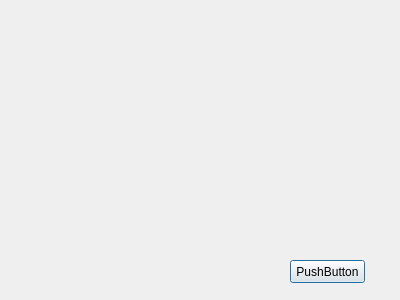
Above: addcomputerdialog.ui from gudmundurb/H22 before the change. Below: the same form after it.
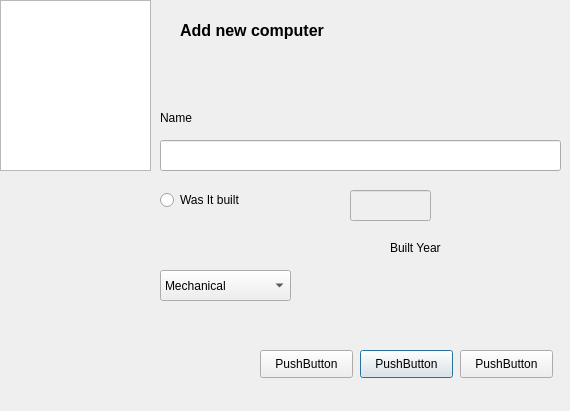
That is the form after the change.

Patch:
```diff
--- a/addcomputerdialog.ui
+++ b/addcomputerdialog.ui
@@ -6,26 +6,172 @@
    <rect>
     <x>0</x>
     <y>0</y>
-    <width>400</width>
-    <height>300</height>
+    <width>570</width>
+    <height>411</height>
    </rect>
   </property>
   <property name="windowTitle">
    <string>Dialog</string>
   </property>
+  <widget class="QLineEdit" name="lineEdit">
+   <property name="geometry">
+    <rect>
+     <x>160</x>
+     <y>140</y>
+     <width>401</width>
+     <height>31</height>
+    </rect>
+   </property>
+  </widget>
+  <widget class="QLabel" name="label">
+   <property name="geometry">
+    <rect>
+     <x>160</x>
+     <y>110</y>
+     <width>53</width>
+     <height>16</height>
+    </rect>
+   </property>
+   <property name="text">
+    <string>Name</string>
+   </property>
+  </widget>
+  <widget class="QLabel" name="label_2">
+   <property name="geometry">
+    <rect>
+     <x>390</x>
+     <y>240</y>
+     <width>53</width>
+     <height>16</height>
+    </rect>
+   </property>
+   <property name="text">
+    <string>Built Year</string>
+   </property>
+  </widget>
+  <widget class="QGraphicsView" name="addComputerPicture">
+   <property name="geometry">
+    <rect>
+     <x>0</x>
+     <y>0</y>
+     <width>151</width>
+     <height>171</height>
+    </rect>
+   </property>
+  </widget>
+  <widget class="QLineEdit" name="lineEdit_2">
+   <property name="enabled">
+    <bool>false</bool>
+   </property>
+   <property name="geometry">
+    <rect>
+     <x>350</x>
+     <y>190</y>
+     <width>81</width>
+     <height>31</height>
+    </rect>
+   </property>
+  </widget>
+  <widget class="QComboBox" name="comboBox">
+   <property name="geometry">
+    <rect>
+     <x>160</x>
+     <y>270</y>
+     <width>131</width>
+     <height>31</height>
+    </rect>
+   </property>
+   <item>
+    <property name="text">
+     <string>Mechanical</string>
+    </property>
+   </item>
+   <item>
+    <property name="text">
+     <string>Vacuum</string>
+    </property>
+   </item>
+   <item>
+    <property name="text">
+     <string>Transistors</string>
+    </property>
+   </item>
+   <item>
+    <property name="text">
+     <string>Digital</string>
+    </property>
+   </item>
+   <item>
+    <property name="text">
+     <string>Other....</string>
+    </property>
+   </item>
+  </widget>
+  <widget class="QPushButton" name="pushButton_2">
+   <property name="geometry">
+    <rect>
+     <x>360</x>
+     <y>350</y>
+     <width>93</width>
+     <height>28</height>
+    </rect>
+   </property>
+   <property name="text">
+    <string>PushButton</string>
+   </property>
+  </widget>
+  <widget class="QPushButton" name="pushButton_3">
+   <property name="geometry">
+    <rect>
+     <x>260</x>
+     <y>350</y>
+     <width>93</width>
+     <height>28</height>
+    </rect>
+   </property>
+   <property name="text">
+    <string>PushButton</string>
+   </property>
+  </widget>
   <widget class="QPushButton" name="pushButton">
    <property name="geometry">
     <rect>
-     <x>290</x>
-     <y>260</y>
-     <width>75</width>
-     <height>23</height>
+     <x>460</x>
+     <y>350</y>
+     <width>93</width>
+     <height>28</height>
     </rect>
    </property>
    <property name="text">
     <string>PushButton</string>
    </property>
   </widget>
+  <widget class="QRadioButton" name="radioButton">
+   <property name="geometry">
+    <rect>
+     <x>160</x>
+     <y>190</y>
+     <width>95</width>
+     <height>20</height>
+    </rect>
+   </property>
+   <property name="text">
+    <string>Was It built</string>
+   </property>
+  </widget>
+  <widget class="QLabel" name="label_3">
+   <property name="geometry">
+    <rect>
+     <x>180</x>
+     <y>10</y>
+     <width>231</width>
+     <height>41</height>
+    </rect>
+   </property>
+   <property name="text">
+    <string>&lt;html&gt;&lt;head/&gt;&lt;body&gt;&lt;p&gt;&lt;span style=&quot; font-size:12pt; font-weight:600;&quot;&gt;Add new computer&lt;/span&gt;&lt;/p&gt;&lt;/body&gt;&lt;/html&gt;</string>
+   </property>
+  </widget>
  </widget>
  <resources/>
  <connections/>
```
